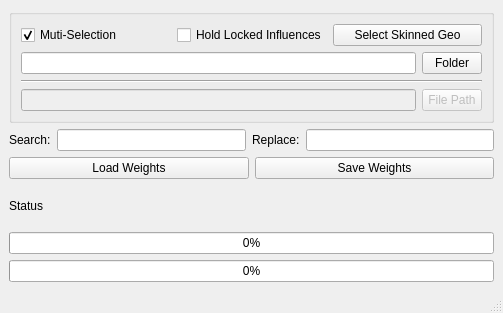
Above: bb_saveWeights/saveWeights.ui from bballout/mayaTools before the change. Below: the same form after it.
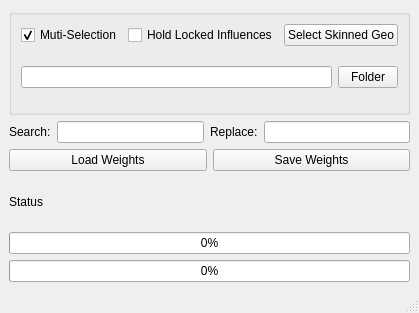
That is the form after the change.

What changed in the file:
```diff
--- a/bb_saveWeights/saveWeights.ui
+++ b/bb_saveWeights/saveWeights.ui
@@ -6,7 +6,7 @@
    <rect>
     <x>0</x>
     <y>0</y>
-    <width>503</width>
+    <width>385</width>
     <height>313</height>
    </rect>
   </property>
@@ -62,7 +62,7 @@
            <item>
             <layout class="QHBoxLayout" name="horizontalLayout">
              <item>
-              <widget class="QLineEdit" name="folderLineEdit"/>
+              <widget class="QLineEdit" name="fileLineEdit"/>
              </item>
              <item>
               <widget class="QPushButton" name="folderPushButton">
@@ -80,38 +80,7 @@
             </layout>
            </item>
            <item>
-            <widget class="Line" name="line_2">
-             <property name="orientation">
-              <enum>Qt::Horizontal</enum>
-             </property>
-            </widget>
-           </item>
-           <item>
-            <layout class="QHBoxLayout" name="horizontalLayout_2">
-             <item>
-              <widget class="QLineEdit" name="fileLineEdit">
-               <property name="enabled">
-                <bool>false</bool>
-               </property>
-              </widget>
-             </item>
-             <item>
-              <widget class="QPushButton" name="filePathPushButton">
-               <property name="enabled">
-                <bool>false</bool>
-               </property>
-               <property name="maximumSize">
-                <size>
-                 <width>60</width>
-                 <height>16777215</height>
-                </size>
-               </property>
-               <property name="text">
-                <string>File Path</string>
-               </property>
-              </widget>
-             </item>
-            </layout>
+            <layout class="QHBoxLayout" name="horizontalLayout_2"/>
            </item>
           </layout>
          </item>
```
Left out of the diff: 40 changed lines with no effect on the pictures.
